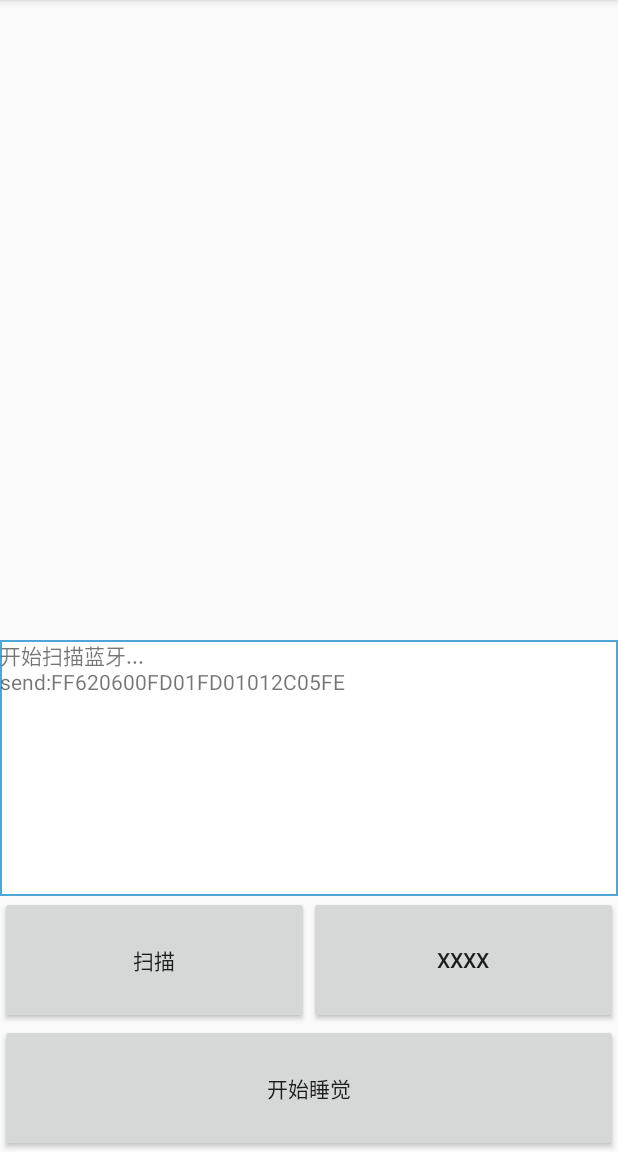
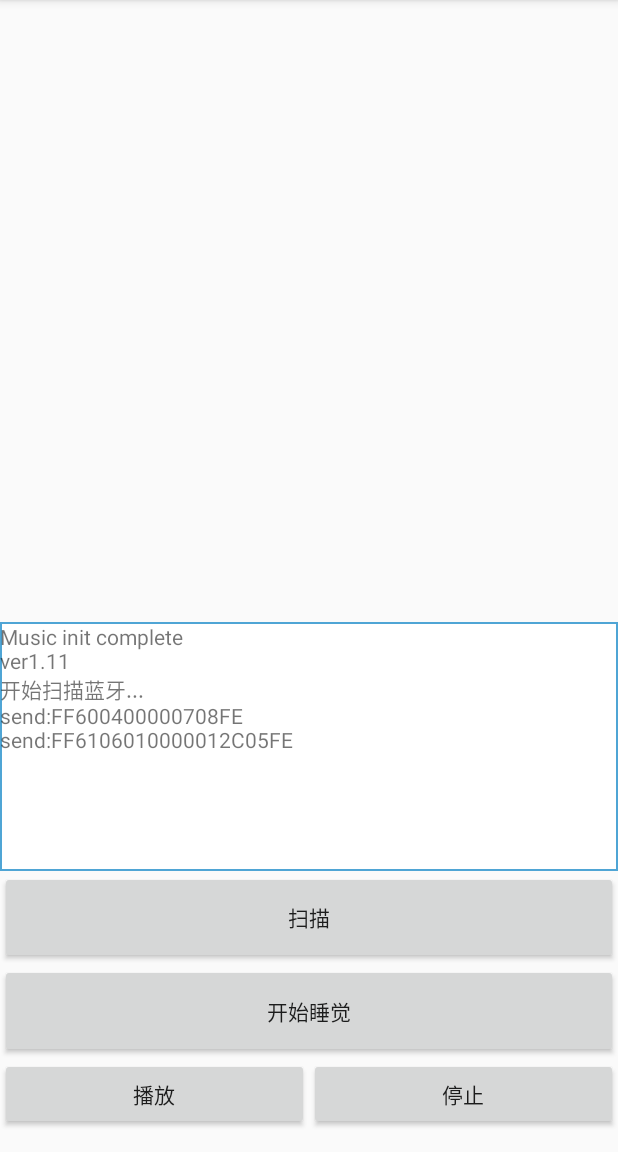
Before and after one commit to program1986/test_sleep_mask, an Android app: the screen it shows after launch (MainActivity), after a tap on "开始睡觉", on a phone screen of 412 x 824 dp, the part 84-1236 px from its top. Run offline under Robolectric (Android 15) with nearby library versions, the light colour scheme and no system bars; 5 statements that could not run were skipped; 1 other tap on this screen came first.

Commit message:
增加音乐播放，但不能成功

```diff
--- a/app/build.gradle
+++ b/app/build.gradle
@@ -27,4 +27,5 @@ dependencies {
     androidTestImplementation 'androidx.test.ext:junit:1.1.1'
     androidTestImplementation 'androidx.test.espresso:espresso-core:3.2.0'
     implementation 'androidx.recyclerview:recyclerview:1.0.0'
+    implementation 'androidx.media2:media2:1.0.0-alpha04'
 }
--- a/app/src/main/java/com/shaungyu/eyes/MainActivity.java
+++ b/app/src/main/java/com/shaungyu/eyes/MainActivity.java
@@ -2,6 +2,8 @@ package com.shaungyu.eyes;
 
 import androidx.annotation.RequiresApi;
 import androidx.appcompat.app.AppCompatActivity;
+import androidx.core.app.ActivityCompat;
+import androidx.core.content.ContextCompat;
 import androidx.recyclerview.widget.DividerItemDecoration;
 import androidx.recyclerview.widget.LinearLayoutManager;
 import androidx.recyclerview.widget.RecyclerView;
@@ -12,8 +14,11 @@ import android.bluetooth.BluetoothGatt;
 import android.bluetooth.BluetoothGattCharacteristic;
 import android.bluetooth.BluetoothGattService;
 import android.content.pm.PackageManager;
+import android.content.res.AssetFileDescriptor;
+import android.media.MediaPlayer;
 import android.os.Build;
 import android.os.Bundle;
+import android.os.Environment;
 import android.text.TextUtils;
 import android.text.method.ScrollingMovementMethod;
 import android.util.Log;
@@ -21,10 +26,12 @@ import android.view.View;
 import android.widget.Button;
 import android.widget.TextView;
 
+import java.io.File;
+import java.io.IOException;
 import java.util.ArrayList;
 import java.util.List;
 
-public class MainActivity extends AppCompatActivity {
+public class MainActivity extends AppCompatActivity  implements View.OnClickListener {
 
     private static final int PERMISSION_REQUEST_COARSE_LOCATION = 233;
     private static final String TAG = MainActivity.class.getSimpleName();
@@ -33,14 +40,46 @@ public class MainActivity extends AppCompatActivity {
     private TextView log_view;
     private List<BLEDeviceBean> devices = new ArrayList<>();
     private DevicesAdapter devicesAdapter;
+    private MediaPlayer mediaPlayer ;
+    //播放
+    private Button btn_play,btn_stop;
 
-    private void log_show(String message)
-    {
+    private void initMediaPlayer()  {
+
+        mediaPlayer = MediaPlayer.create(this,R.raw.wav1);
+        try {
+                  mediaPlayer.prepare();
+        } catch (Exception e) {
+            log_show("Music open error");
+            e.printStackTrace();
+
+        }
+        /*
+        AssetFileDescriptor file = getResources().openRawResourceFd(R.raw.wav1);
+        try {
+            mediaPlayer.setDataSource(file.getFileDescriptor(), file.getStartOffset(),
+                    file.getLength());
+            mediaPlayer.prepare();
+            file.close();
+        } catch (IOException e) {
+            e.printStackTrace();
+            log_show("Music open error");
+        }
+        */
+
+        mediaPlayer.setVolume(0.5f, 0.5f);
+        mediaPlayer.setLooping(true);
+        log_show("Music init complete");
+       // mp.start();
+    }
+
+    private void log_show(String message) {
         log_view.append(message);
         log_view.append("\n");
 
 
     }
+
     private BluetoothSingle.BluetoothChangeListener bluetoothChangeListener = new BluetoothSingle.BluetoothChangeListener() {
         @Override
         public void openFailed(String message) {
@@ -70,8 +109,8 @@ public class MainActivity extends AppCompatActivity {
                     if (device.getName() == null) {
                         deviceName = "No Name";
                     }
-                        //String name = BleUtil.parseAdertisedData(bytes).getName();
-                        //bean.setName(name);
+                    //String name = BleUtil.parseAdertisedData(bytes).getName();
+                    //bean.setName(name);
                     //} else {
                     //    bean.setName(device.getName());
                     //}
@@ -104,15 +143,12 @@ public class MainActivity extends AppCompatActivity {
         public void stopScanningDevices(String message) {
             //Toast.makeText(MainActivity.this, message, Toast.LENGTH_SHORT).show();
             log_show(message);
-
-
         }
 
         @Override
         public void connectBluetoothFailed(String message) {
             //Toast.makeText(MainActivity.this, message, Toast.LENGTH_SHORT).show();
             log_show(message);
-
         }
 
         @Override
@@ -130,12 +166,8 @@ public class MainActivity extends AppCompatActivity {
                 public void run() {
                     //Toast.makeText(MainActivity.this, "连接蓝牙成功", Toast.LENGTH_LONG).show();
                     log_show("连接蓝牙成功");
-
-
                 }
             });
-
-
         }
 
         @Override
@@ -178,12 +210,28 @@ public class MainActivity extends AppCompatActivity {
         if (this.checkSelfPermission(Manifest.permission.ACCESS_COARSE_LOCATION) != PackageManager.PERMISSION_GRANTED) {
             requestPermissions(new String[]{Manifest.permission.ACCESS_COARSE_LOCATION}, PERMISSION_REQUEST_COARSE_LOCATION);
         }
+
+        log_view = findViewById(R.id.txt_log_view);
+        log_view.setMovementMethod(ScrollingMovementMethod.getInstance());
+
         BluetoothSingle.getInstance().registerBTListener(bluetoothChangeListener);
+        //初始化播放器
+        //权限判断，如果没有权限就请求权限
+        if (ContextCompat.checkSelfPermission(MainActivity.this, Manifest.permission.WRITE_EXTERNAL_STORAGE) != PackageManager.PERMISSION_GRANTED) {
+            ActivityCompat.requestPermissions(MainActivity.this, new String[]{Manifest.permission.WRITE_EXTERNAL_STORAGE}, 1);
+        }
 
+        initMediaPlayer();//初始化播放器 MediaPlayer
+        //播放按钮
+        btn_play = findViewById(R.id.btn_play);
+        btn_play.setOnClickListener(this);
+
+        btn_stop =findViewById(R.id.btn_stop);
+        btn_stop.setOnClickListener(this);
 
         devicesList = findViewById(R.id.recycler_view);
         //添加Android自带的分割线
-        devicesList.addItemDecoration(new DividerItemDecoration(this,DividerItemDecoration.VERTICAL));
+        devicesList.addItemDecoration(new DividerItemDecoration(this, DividerItemDecoration.VERTICAL));
 
         devicesList.setLayoutManager(new LinearLayoutManager(this));
         devicesAdapter = new DevicesAdapter(this, devices);
@@ -191,20 +239,15 @@ public class MainActivity extends AppCompatActivity {
             @Override
             public void onItemClick(BLEDeviceBean device) {
                 //去连接
-
-                //Toast.makeText(MainActivity.this, "去连接 +" + device.getName(), Toast.LENGTH_SHORT).show();
-                String message = "去连接 +" + device.getName()+"\n";
+          //Toast.makeText(MainActivity.this, "去连接 +" + device.getName(), Toast.LENGTH_SHORT).show();
+                String message = "去连接 +" + device.getName() + "\n";
                 log_show(message);
-
-
                 BluetoothSingle.getInstance().stopScanningDevice();//停止扫描设备
                 BluetoothSingle.getInstance().startScaningServices(getApplicationContext(), device.getAddress());//连接蓝牙+扫描服务
             }
         });
 
         devicesList.setAdapter(devicesAdapter);
-        log_view = findViewById(R.id.txt_log_view);
-        log_view.setMovementMethod(ScrollingMovementMethod.getInstance());
 
 
 
@@ -219,6 +262,7 @@ public class MainActivity extends AppCompatActivity {
             }
         });
 
+        log_show("ver1.11");
         sendButton = findViewById(R.id.btn_sleep);
         sendButton.setOnClickListener(new View.OnClickListener() {
 
@@ -226,12 +270,24 @@ public class MainActivity extends AppCompatActivity {
             @Override
             public void onClick(View view) {
 //                    byte[] ff6206FD0100FD01012C05FES = {(byte)0xFF,0x62,0x06,(byte)0xFD,0x01,0x00,(byte)0xFD,0x01,0x01,0x2C,0x05,(byte)0xFE};
-                String led_blink_str = "FF620600FD01FD01012C05FE";
+                String led_blink_str = "FF6106010000012C05FE";
                 byte[] led_blink_byte = TransformUtil.getInstance().hexStringToByteArray(led_blink_str);
 //                byte[] ff6206FD0100FD01012C05FES = {0x01, (byte) 0xFC, 0x04, 0x00};
-              //BluetoothSingle.getInstance().writeString("0xFF0x620x060xFD0x010x000xFD0x010x010x2C0x050xFE");
-                log_show("send:"+led_blink_str);
+                //BluetoothSingle.getInstance().writeString("0xFF0x620x060xFD0x010x000xFD0x010x010x2C0x050xFE");
+
+                //发送整体时间，30分钟
+                String full_time_string = "FF600400000708FE";
+                byte[] full_time_byte = TransformUtil.getInstance().hexStringToByteArray(full_time_string);
+
+                log_show("send:" + full_time_string);
+                BluetoothSingle.getInstance().writeData(full_time_byte);
+
+                log_show("send:" + led_blink_str);
                 BluetoothSingle.getInstance().writeData(led_blink_byte);
+
+
+                //FF600400000708FE
+
             }
         });
     }
@@ -265,4 +321,17 @@ public class MainActivity extends AppCompatActivity {
         }
     }
 
+    @Override
+    public void onClick(View v) {
+        switch (v.getId()){
+            case R.id.btn_play:
+                log_show("Play");
+                mediaPlayer.start();
+                //如果没在播放中，立刻开始播放。
+                //if(!mediaPlayer.isPlaying()){
+                //    mediaPlayer.start();
+            case R.id.btn_stop:
+                mediaPlayer.stop();
+                }
+    }
 }
--- a/app/src/main/res/layout/activity_main.xml
+++ b/app/src/main/res/layout/activity_main.xml
@@ -23,41 +23,40 @@
         android:layout_weight="4"
         android:background="@drawable/textview_border" />
 
-    <LinearLayout
+    <Button
+        android:id="@+id/scanButton"
         android:layout_width="match_parent"
         android:layout_height="0dp"
-        android:layout_weight="2"
-        android:orientation="horizontal">
-
-        <Button
-            android:id="@+id/scanButton"
-            android:layout_width="match_parent"
-            android:layout_height="match_parent"
-            android:layout_weight="5"
-            android:text="扫描" />
-
-        <Button
-            android:id="@+id/btn_sleepXXX"
-            android:layout_width="match_parent"
-            android:layout_height="match_parent"
-            android:layout_weight="5"
-            android:text="XXXX" />
-
-    </LinearLayout>
-
-    <androidx.constraintlayout.widget.Guideline
-        android:id="@+id/guideline"
-        android:layout_width="match_parent"
-        android:layout_height="wrap_content"
-        android:layout_weight="1"
-        android:orientation="vertical" />
+        android:layout_weight="1.5"
+        android:text="扫描" />
 
     <Button
         android:id="@+id/btn_sleep"
         android:layout_width="match_parent"
         android:layout_height="0dp"
-        android:layout_weight="2"
+        android:layout_weight="1.5"
         android:text="开始睡觉" />
+
+    <LinearLayout
+        android:layout_width="match_parent"
+        android:layout_height="0dp"
+        android:layout_weight="1.5"
+        android:orientation="horizontal">
+
+        <Button
+            android:id="@+id/btn_play"
+            android:layout_width="wrap_content"
+            android:layout_height="wrap_content"
+            android:layout_weight="1"
+            android:text="播放" />
+
+        <Button
+            android:id="@+id/btn_stop"
+            android:layout_width="wrap_content"
+            android:layout_height="wrap_content"
+            android:layout_weight="1"
+            android:text="停止" />
+    </LinearLayout>
 
 
 </LinearLayout>
--- a/build.gradle
+++ b/build.gradle
@@ -7,7 +7,7 @@ buildscript {
 
     }
     dependencies {
-        classpath 'com.android.tools.build:gradle:3.5.1'
+        classpath 'com.android.tools.build:gradle:3.5.2'
 
         // NOTE: Do not place your application dependencies here; they belong
         // in the individual module build.gradle files
```
Also changed, not shown: 3 other files.
